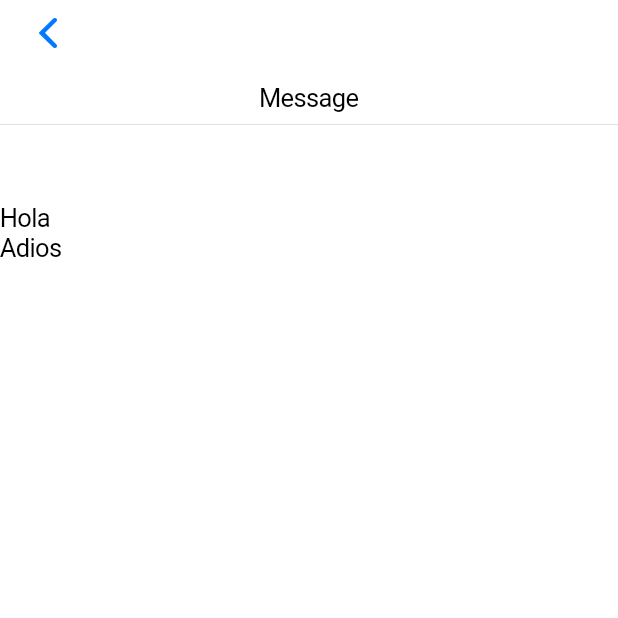
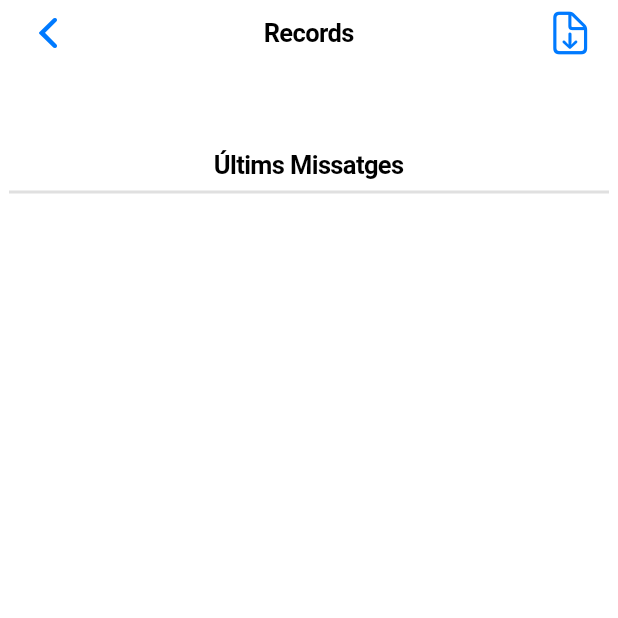
Before and after one commit to DBJPantayatorTeam/DESKTOP, a Flutter app: the Records screen opened directly, on a phone screen of 412 x 824 dp, the top half of it. Run offline on Flutter 3.47's test engine with Material 2 defaults, Android fonts, the phone set to English and light mode, and no system bars.

Commit message:
Sprint 1 ended

```diff
--- a/pantayator/lib/appdata.dart
+++ b/pantayator/lib/appdata.dart
@@ -1,13 +1,28 @@
 import 'dart:convert';
+import 'dart:io';
+import 'dart:math';
 
 import 'package:flutter/cupertino.dart';
+import 'package:path_provider/path_provider.dart';
 import 'package:web_socket_channel/io.dart';
 
 class AppData with ChangeNotifier {
+  Random r = new Random();
   String ip = "";
   String text = "";
   bool connected = false;
-  List<String> messageList = ["Hola","Adios"];
+  bool savingFile = false;
+  String savePath = "";
+  List<String> defaultMsnList = [
+    "Hello World",
+    "Ploure, prou plou, pero plou poc",
+    "Bon dia",
+    "Bona Tarda",
+    "A cap cap hi cap lo que aquet cap hi cap",
+    "Lo tapó té Tap, Tap i tapó, lo tapó té.",
+  ];
+  List<String> messageList = [];
+  List<String> sortedList = [];
 
   //WebSocket
   IOWebSocketChannel? _server;
@@ -39,13 +54,48 @@ class AppData with ChangeNotifier {
   disconnectedFromServer() async {
     connected = false;
     notifyListeners();
-
     _server!.sink.close();
   }
 
   //Mandar missatge per a que ho print
   void showTextMessage() {
+    //Si la llista no conté el missatge o afegirá
+    if (!messageList.contains(text)) {
+      messageList.add(text);
+    }
     final msn = {'type': 'show', 'value': text};
     _server?.sink.add(jsonEncode(msn));
   }
+
+  List<String> sortListByDate(List<String> ogList) {
+    List<String> res = [];
+    //Ordenara a la forma inversa (l'ultim de la llista paá a ser el primer)
+    for (int i = ogList.length - 1; i > -1; i--) {
+      res.add(ogList[i]);
+    }
+    return res;
+  }
+
+  //Funcions per guardar/llegir fitxers
+  //Guardar Fitxer
+  Future<void> saveFile() async {
+    savingFile = true;
+    String fileName = "msnSent.json";
+    notifyListeners();
+
+    final data = {'type': 'messageList', 'value': messageList};
+
+    try {
+      final dir = await getApplicationDocumentsDirectory();
+      savePath = dir.path;
+      final file = File('${dir.path}/$fileName');
+      final jsonData = jsonEncode(data);
+      await file.writeAsString(jsonData);
+    } catch (e) {
+      print("Error saving file: $e");
+    } finally {
+      savingFile = false;
+      notifyListeners();
+    }
+  }
 }
--- a/pantayator/lib/main.dart
+++ b/pantayator/lib/main.dart
@@ -28,7 +28,7 @@ class _MyAppState extends State<MyApp> {
         brightness: Brightness.light, // Establece el tema claro por defecto.
       ),
       debugShowCheckedModeBanner: false,
-      title: 'Flutter Demo',
+      title: 'Crazy Display',
       home: Lobby(),
     );
   }
--- a/pantayator/lib/pages/records.dart
+++ b/pantayator/lib/pages/records.dart
@@ -19,6 +19,7 @@ class _RecordsState extends State<Records> {
     return CupertinoPageScaffold(
         navigationBar: CupertinoNavigationBar(
           //Botó per tornar a la pagina anterior
+          middle: Text('Records'),
           leading: GestureDetector(
             child: Container(
               child: Icon(CupertinoIcons.back),
@@ -27,21 +28,55 @@ class _RecordsState extends State<Records> {
               Navigator.pop(context);
             },
           ),
+          trailing: GestureDetector(
+            child: Container(
+              child: Icon(CupertinoIcons.arrow_down_doc),
+            ),
+            onTap: () {
+              appData.saveFile();
+              showCupertinoDialog(
+                context: context,
+                builder: (_) => _saveAlertDialoge(appData),
+                barrierDismissible: true,
+              );
+            },
+          ),
         ),
         child: Center(
           child: Column(
-            mainAxisAlignment: MainAxisAlignment.center,
+            crossAxisAlignment: CrossAxisAlignment.center,
             children: [
-              SizedBox(height: 55,),
-              Text('Message'),
-              Divider(),                                        //Per fer una linea que dividira el titol dels missatges
-              Expanded(
-                child: ListView.builder(                                 //Creara un container amb text per missatge
-                  itemCount: appData.messageList.length,
+              SizedBox(
+                height: 100,
+              ),
+              Text(
+                'Últims Missatges',
+                style: TextStyle(fontWeight: FontWeight.bold),
+              ),
+              SizedBox(
+                child: Divider(
+                  thickness: 2,
+                ), //Per fer una linea que dividira el titol dels missatges
+                width: 400,
+              ),
+              Container(
+                width: MediaQuery.of(context).size.width / 2.5,
+                height: MediaQuery.of(context).size.height - 136,
+                child: ListView.builder(
+                  //Creara un container amb text per missatge
+                  physics: ClampingScrollPhysics(),
+                  padding: EdgeInsets.all(0),
+                  scrollDirection: Axis.vertical,
+                  itemCount: appData.sortedList.length,
                   itemBuilder: (context, index) {
+                    bool isEven = index % 2 == 0;
                     return Container(
-                      child: Text("${appData.messageList[index]}")
-                    );
+                        color: isEven
+                            ? Color.fromARGB(255, 218, 218, 218)
+                            : Colors.transparent,
+                        constraints: BoxConstraints(minHeight: 30),
+                        alignment: Alignment.center,
+                        child: Text("${appData.sortedList[index]}"));
                   },
                 ),
               ),
@@ -49,4 +84,12 @@ class _RecordsState extends State<Records> {
           ),
         ));
   }
+
+  CupertinoAlertDialog _saveAlertDialoge(AppData appData) {
+    return CupertinoAlertDialog(
+      title: Text('Missatges guardats!'),
+      content: Text('Fitxer guardat en ${appData.savePath}'),
+      actions: [CupertinoDialogAction(child: Text('Ok'), onPressed: () => Navigator.of(context).pop(),)],
+    );
+  }
 }
--- a/pantayator/pubspec.yaml
+++ b/pantayator/pubspec.yaml
@@ -37,6 +37,7 @@ dependencies:
   cupertino_icons: ^1.0.2
   provider: ^6.0.5
   web_socket_channel: ^2.4.0
+  path_provider: ^2.0.2
 
 dev_dependencies:
   flutter_test:
```
Also changed, not shown: pantayator/lib/pages/lobby.dart (+7 -4 lines), pantayator/pubspec.lock, 1 other file.
